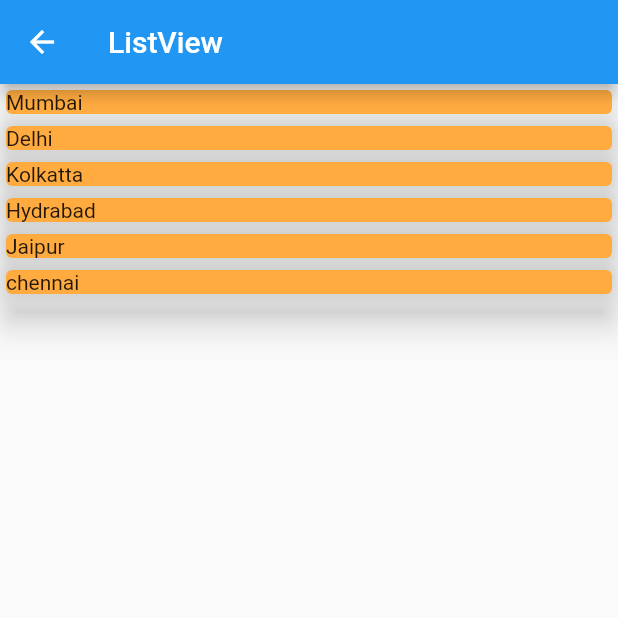
After one commit to roshan1960701/flutter_API_calling, a Flutter app: the screen it shows after launch, after a tap on "ListView", on a phone screen of 412 x 824 dp, the top half of it. The commit adds this screen. Run offline on Flutter 3.47's test engine with Material 2 defaults, Android fonts, the phone set to English and light mode, and no system bars; missing offline and left inert: bd_progress_bar.

Commit message:
LIstView and Post Request

```diff
--- a/lib/Screens/HomePage.dart
+++ b/lib/Screens/HomePage.dart
@@ -1,4 +1,6 @@
+import 'package:api_calling/Screens/ListView.dart';
 import 'package:api_calling/Screens/employeeScreen.dart';
+import 'package:api_calling/Screens/fetchPost.dart';
 import 'package:api_calling/Screens/getApi.dart';
 import 'package:api_calling/Screens/getApiTwo.dart';
 import 'package:api_calling/Screens/getApiTwoUser.dart';
@@ -101,6 +103,34 @@ class _HomePageState extends State<HomePage> {
               elevation: 10.0,
               child: Text("Unsplash"),
             ),
+            SizedBox(
+              height: 10,
+            ),
+            MaterialButton(
+              onPressed: () async {
+                Navigator.push(context,
+                    MaterialPageRoute(builder: (context) => ListViewScreen()));
+              },
+              color: Colors.orangeAccent,
+              minWidth: 120,
+              height: 40,
+              elevation: 10.0,
+              child: Text("ListView"),
+            ),
+            SizedBox(
+              height: 10,
+            ),
+            MaterialButton(
+              onPressed: () async {
+                Navigator.push(context,
+                    MaterialPageRoute(builder: (context) => fetchPost()));
+              },
+              color: Colors.orangeAccent,
+              minWidth: 120,
+              height: 40,
+              elevation: 10.0,
+              child: Text("POST API"),
+            ),
           ],
         ),
       ),
--- /dev/null
+++ b/lib/Screens/ListView.dart
@@ -0,0 +1,58 @@
+import 'package:flutter/material.dart';
+
+class ListViewScreen extends StatefulWidget {
+  ListViewScreen({Key key}) : super(key: key);
+
+  @override
+  _ListViewScreenState createState() => _ListViewScreenState();
+}
+
+class _ListViewScreenState extends State<ListViewScreen> {
+  List<Widget> data = [];
+  List<Widget> content = [];
+  List names = ['Mumbai', 'Delhi', 'Kolkatta', 'Hydrabad', 'Jaipur', 'chennai'];
+
+  dataList() async {
+    for (int i = 0; i < names.length; i++) {
+      data.add(setData(names[i]));
+    }
+  }
+
+  Widget setData(var nameData) {
+    return Card(
+      color: Colors.orangeAccent,
+      elevation: 10.0,
+      child: Text('$nameData'),
+    );
+  }
+
+  List<Widget> _buildUserGroups() {
+    var userGroup = List<Widget>();
+    userGroup.add(Text("Users"));
+
+    for (var i = 0; i < names.length; i++) {
+      // userGroup.add(Text("User " + i.toString()));
+
+    }
+
+    return userGroup;
+  }
+
+  @override
+  void initState() {
+    // TODO: implement initState
+    dataList();
+    super.initState();
+  }
+
+  @override
+  Widget build(BuildContext context) {
+    return Scaffold(
+      appBar: AppBar(
+        title: Text("ListView"),
+      ),
+      body: ListView(
+          scrollDirection: Axis.vertical, shrinkWrap: true, children: data),
+    );
+  }
+}
```
Also changed, not shown: lib/Modal/GetCategory.dart (added, +208 -0 lines), lib/Screens/fetchPost.dart (+54 -1 lines), lib/Services/post_service_request.dart (+24 -0 lines).
